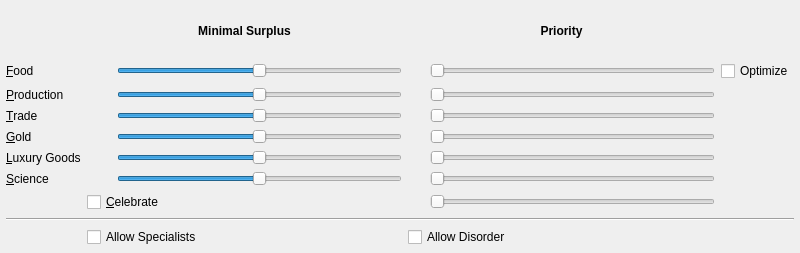
blabber/freeciv21, file client/widgets/city/governor_widget.ui: the form before one commit.
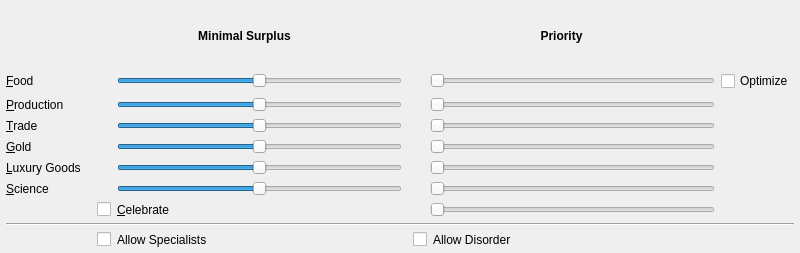
The form after the commit.

Commit message:
governor_widget: fix UI alignment
Apply margin to checkboxes to fix the UI alignment.

```diff
--- a/client/widgets/city/governor_widget.ui
+++ b/client/widgets/city/governor_widget.ui
@@ -314,6 +314,9 @@
    </item>
    <item row="7" column="1" colspan="2">
     <widget class="QCheckBox" name="celebrate_surplus">
+     <property name="styleSheet">
+      <string notr="true">margin-left: 10px</string>
+     </property>
      <property name="text">
       <string>&amp;Celebrate</string>
      </property>
@@ -361,6 +364,9 @@
    </item>
    <item row="9" column="1" colspan="2">
     <widget class="QCheckBox" name="allow_specialists">
+     <property name="styleSheet">
+      <string notr="true">margin-left: 10px</string>
+     </property>
      <property name="text">
       <string>Allow Specialists</string>
      </property>
@@ -382,6 +388,9 @@
    </item>
    <item row="9" column="3" colspan="2">
     <widget class="QCheckBox" name="allow_disorder">
+     <property name="styleSheet">
+      <string notr="true">margin-left: 5px</string>
+     </property>
      <property name="text">
       <string>Allow Disorder</string>
      </property>
```
